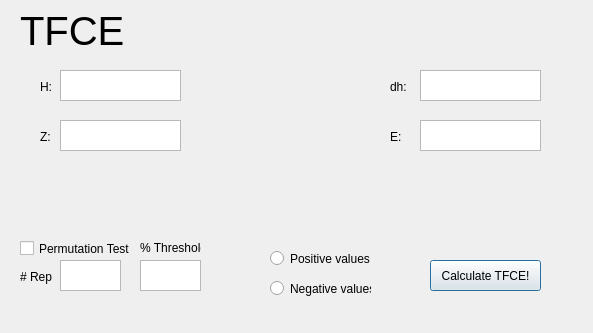
Before: the Qt Designer form TfceTest/TfceScore/TfceScore.ui in amon80/tfce_brainvoyager, drawn with Qt 5.
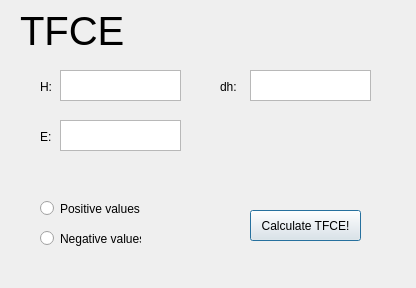
After: the same form once the commit is applied.

Commit message: Cleaned up all the mess, permutation test were useless

```diff
--- a/TfceTest/TfceScore/TfceScore.ui
+++ b/TfceTest/TfceScore/TfceScore.ui
@@ -6,8 +6,8 @@
    <rect>
     <x>0</x>
     <y>0</y>
-    <width>593</width>
-    <height>333</height>
+    <width>416</width>
+    <height>288</height>
    </rect>
   </property>
   <property name="windowTitle">
@@ -16,7 +16,7 @@
   <widget class="QLabel" name="dh_label">
    <property name="geometry">
     <rect>
-     <x>390</x>
+     <x>220</x>
      <y>80</y>
      <width>59</width>
      <height>14</height>
@@ -39,23 +39,10 @@
     <string>H:</string>
    </property>
   </widget>
-  <widget class="QLabel" name="z_label">
-   <property name="geometry">
-    <rect>
-     <x>40</x>
-     <y>130</y>
-     <width>59</width>
-     <height>14</height>
-    </rect>
-   </property>
-   <property name="text">
-    <string>Z:</string>
-   </property>
-  </widget>
   <widget class="QLabel" name="e_label">
    <property name="geometry">
     <rect>
-     <x>390</x>
+     <x>40</x>
      <y>130</y>
      <width>59</width>
      <height>14</height>
@@ -68,8 +55,8 @@
   <widget class="QPushButton" name="tfce_calculate_button">
    <property name="geometry">
     <rect>
-     <x>430</x>
-     <y>260</y>
+     <x>250</x>
+     <y>210</y>
      <width>111</width>
      <height>31</height>
     </rect>
@@ -101,7 +88,7 @@
   <widget class="QPlainTextEdit" name="e_textbox">
    <property name="geometry">
     <rect>
-     <x>420</x>
+     <x>60</x>
      <y>120</y>
      <width>121</width>
      <height>31</height>
@@ -111,7 +98,7 @@
   <widget class="QPlainTextEdit" name="dh_textbox">
    <property name="geometry">
     <rect>
-     <x>420</x>
+     <x>250</x>
      <y>70</y>
      <width>121</width>
      <height>31</height>
@@ -136,70 +123,11 @@
     <string>TFCE</string>
    </property>
   </widget>
-  <widget class="QCheckBox" name="RepCheckBox">
-   <property name="geometry">
-    <rect>
-     <x>20</x>
-     <y>240</y>
-     <width>111</width>
-     <height>17</height>
-    </rect>
-   </property>
-   <property name="text">
-    <string>Permutation Test</string>
-   </property>
-  </widget>
-  <widget class="QLabel" name="h_label_2">
-   <property name="geometry">
-    <rect>
-     <x>20</x>
-     <y>270</y>
-     <width>59</width>
-     <height>14</height>
-    </rect>
-   </property>
-   <property name="text">
-    <string># Rep</string>
-   </property>
-  </widget>
-  <widget class="QPlainTextEdit" name="rep_textbox">
-   <property name="geometry">
-    <rect>
-     <x>60</x>
-     <y>260</y>
-     <width>61</width>
-     <height>31</height>
-    </rect>
-   </property>
-  </widget>
-  <widget class="QPlainTextEdit" name="thres_textbox">
-   <property name="geometry">
-    <rect>
-     <x>140</x>
-     <y>260</y>
-     <width>61</width>
-     <height>31</height>
-    </rect>
-   </property>
-  </widget>
-  <widget class="QLabel" name="h_label_3">
-   <property name="geometry">
-    <rect>
-     <x>140</x>
-     <y>240</y>
-     <width>61</width>
-     <height>16</height>
-    </rect>
-   </property>
-   <property name="text">
-    <string>% Threshold</string>
-   </property>
-  </widget>
   <widget class="QRadioButton" name="positivesRadioButton">
    <property name="geometry">
     <rect>
-     <x>270</x>
-     <y>250</y>
+     <x>40</x>
+     <y>200</y>
      <width>101</width>
      <height>17</height>
     </rect>
@@ -211,8 +139,8 @@
   <widget class="QRadioButton" name="negativesRadioButton">
    <property name="geometry">
     <rect>
-     <x>270</x>
-     <y>280</y>
+     <x>40</x>
+     <y>230</y>
      <width>101</width>
      <height>17</height>
     </rect>
```
Left out of the diff: 10 changed lines with no effect on the pictures. The commit also changes 7 other files.
